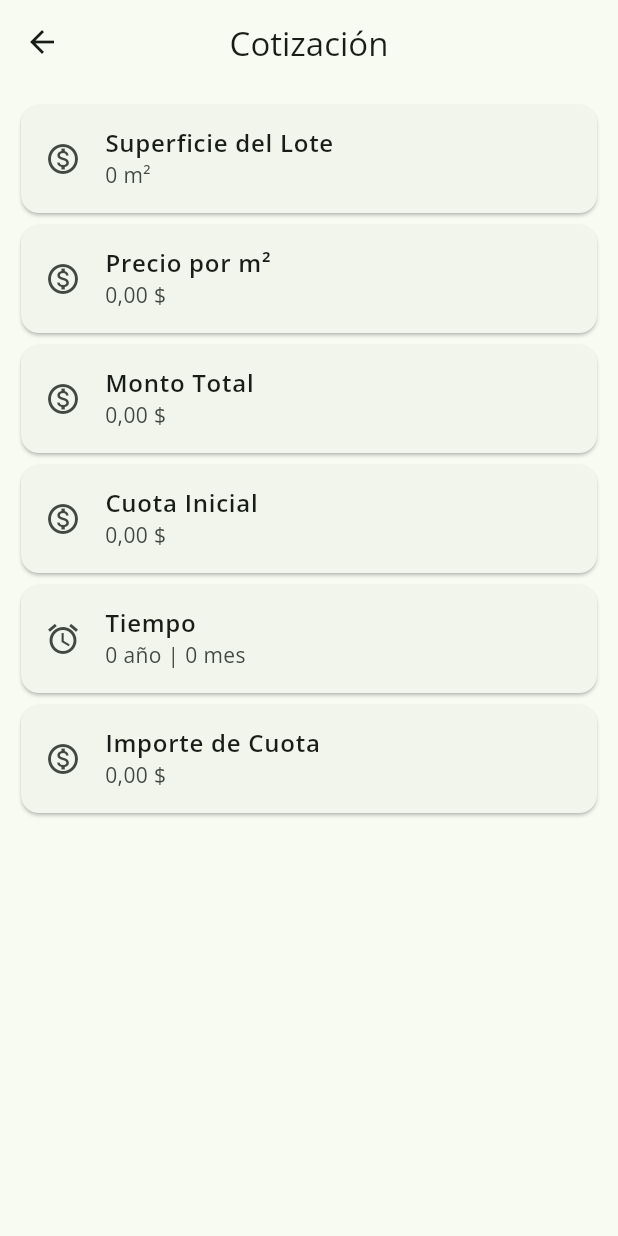
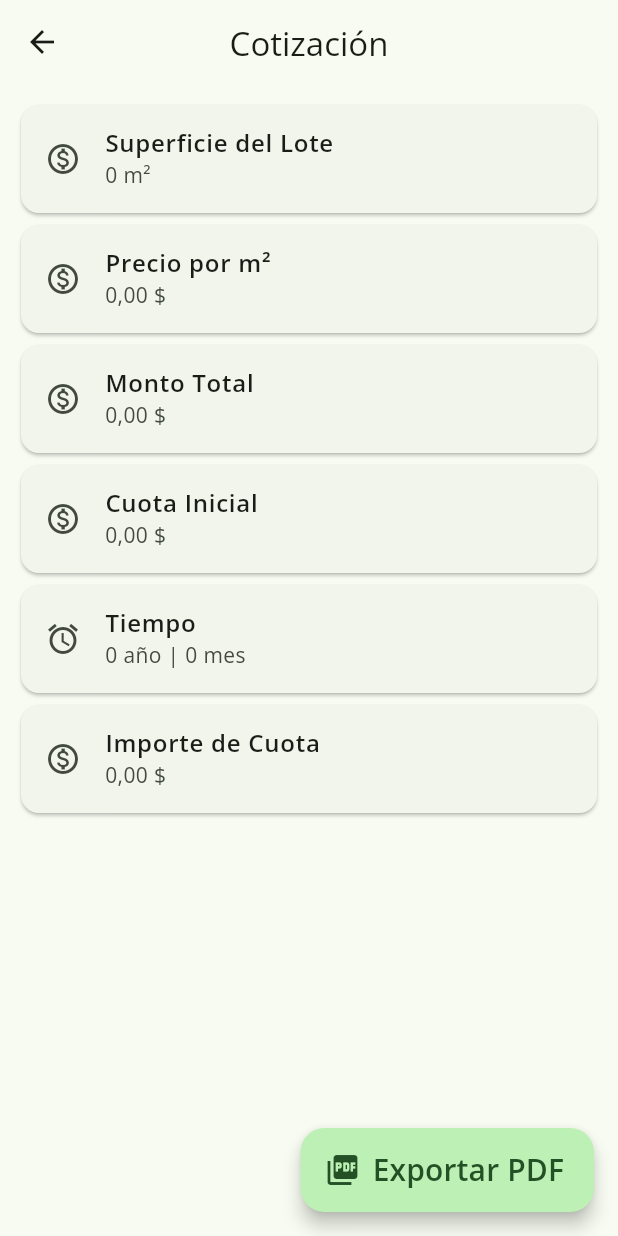
Before and after one commit to Jose20025/cotizador, a Flutter app: the CotizacionPage screen opened directly with empty values, on a phone screen of 412 x 824 dp. Run offline on Flutter 3.47's test engine with Material 2 defaults, Android fonts, the phone set to English and light mode, and no system bars; our stand-ins replace shared_preferences; accounts and stored records are empty.

Commit message:
Boton para exportar para pdf sin funcionalidad

```diff
--- a/lib/views/cotizacion_page.dart
+++ b/lib/views/cotizacion_page.dart
@@ -15,6 +15,16 @@ class CotizacionPage extends StatelessWidget {
         title: const Text('Cotización'),
         centerTitle: true,
       ),
+      floatingActionButton: FloatingActionButton.extended(
+          onPressed: () {},
+          tooltip: 'Exportar como PDF',
+          label: const Text(
+            'Exportar PDF',
+            style: TextStyle(fontSize: 20, fontWeight: FontWeight.bold),
+          ),
+          elevation: 5,
+          enableFeedback: true,
+          icon: const Icon(Icons.picture_as_pdf)),
       body: Center(
         child: Container(
           margin: const EdgeInsets.all(10),
```
